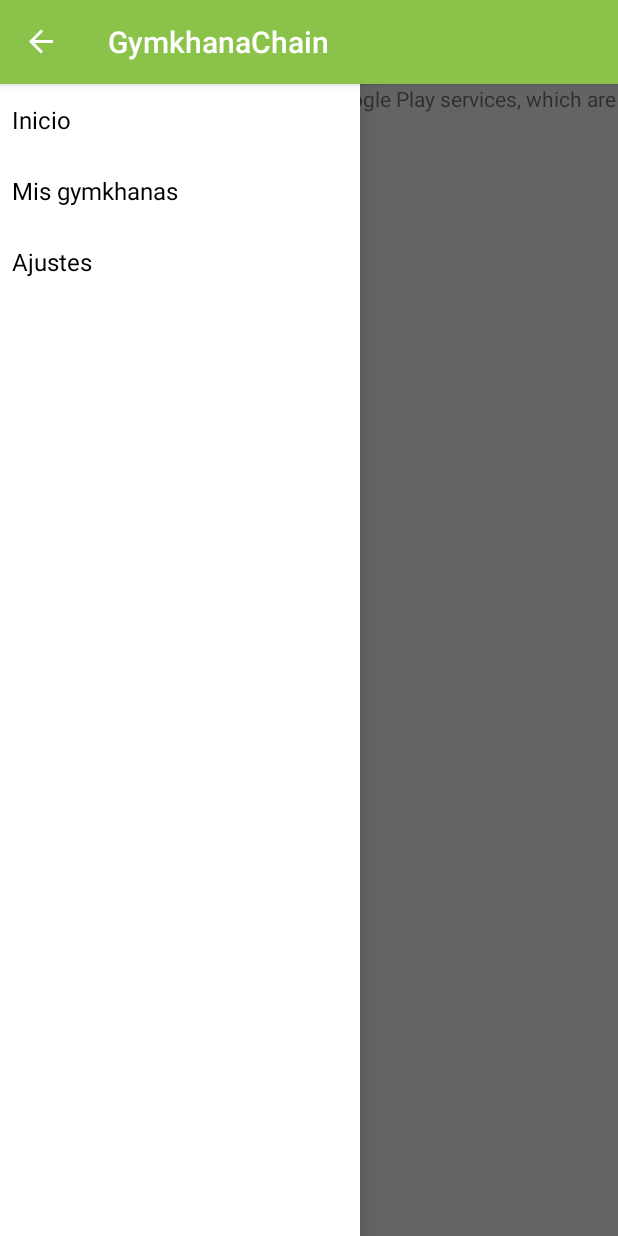
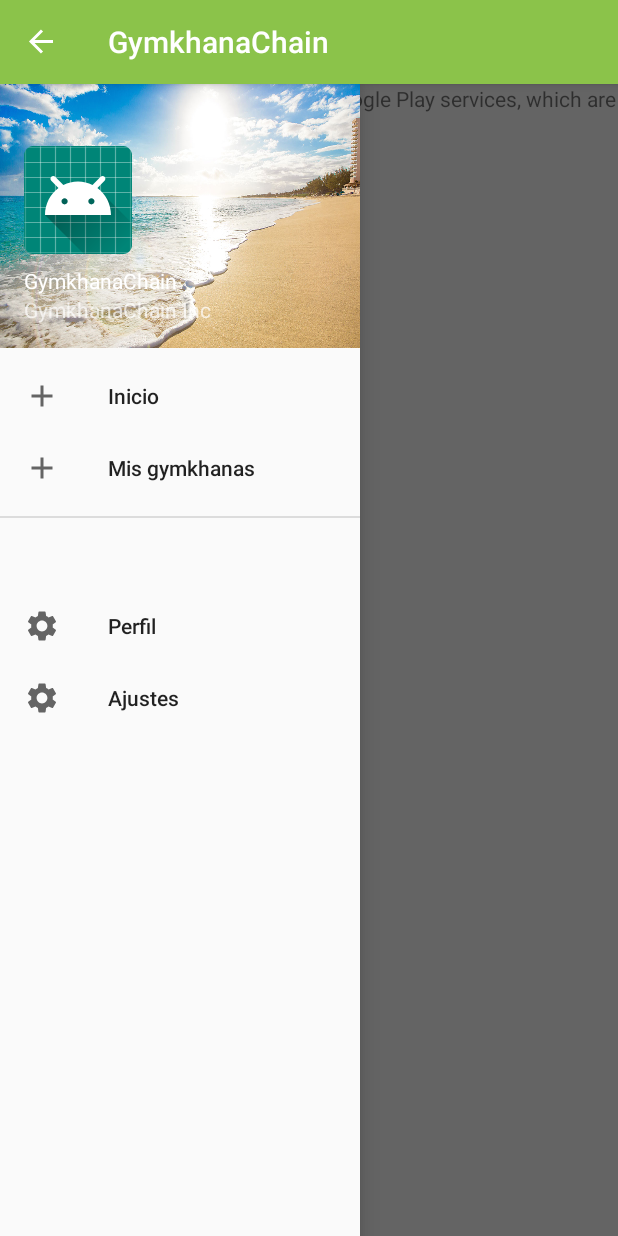
Before and after one commit to gymkhanachain/GymkhanaChain, an Android app: the screen it shows after launch (MainActivity), with the side drawer open, on a phone screen of 412 x 824 dp. Run offline under Robolectric (Android 15) with nearby library versions, the phone set to English and light mode, and no system bars.

Commit message:
Modificado el Drawer para mostar la cabecera arriba.

```diff
--- a/App/app/src/main/java/com/gymkhanachain/app/MainActivity.java
+++ b/App/app/src/main/java/com/gymkhanachain/app/MainActivity.java
@@ -2,9 +2,10 @@ package com.gymkhanachain.app;
 
 import android.content.Intent;
 import android.content.res.Configuration;
-import android.net.Uri;
 import android.os.Bundle;
+import android.support.annotation.NonNull;
 import android.support.annotation.Nullable;
+import android.support.design.widget.NavigationView;
 import android.support.v4.app.Fragment;
 import android.support.v4.app.FragmentManager;
 import android.support.v4.widget.DrawerLayout;
@@ -12,14 +13,12 @@ import android.support.v7.app.ActionBarDrawerToggle;
 import android.support.v7.app.AppCompatActivity;
 import android.view.MenuItem;
 import android.view.View;
-import android.widget.AdapterView;
-import android.widget.ArrayAdapter;
-import android.widget.ListView;
+import android.widget.Toast;
 
 import java.util.ArrayList;
 import java.util.List;
 
-public class MainActivity extends AppCompatActivity implements MapFragment.OnMapFragmentInteractionListener, ListGymkFragment.OnListGymkFragmentInteractionListener {
+public class MainActivity extends AppCompatActivity implements MapFragment.OnMapFragmentInteractionListener, ListGymkFragment.OnListGymkFragmentInteractionListener, NavigationView.OnNavigationItemSelectedListener {
 
     // Tags para identificar los distintos fragmentos de la Actividad
     private static final String MAP_FRAGMENT_TAG = "MapFragment";
@@ -27,7 +26,6 @@ public class MainActivity extends AppCompatActivity implements MapFragment.OnMap
 
     // Elementos del NavigationDrawer
     private DrawerLayout mDrawerLayout;
-    private ListView mDrawerList;
     private ActionBarDrawerToggle mDrawerToggle;
 
     // Lista de los fragmentos creados que gestiona esta actividad
@@ -41,14 +39,6 @@ public class MainActivity extends AppCompatActivity implements MapFragment.OnMap
         setContentView(R.layout.activity_main);
 
         mDrawerLayout = findViewById(R.id.drawer_layout);
-        mDrawerList = findViewById(R.id.left_drawer);
-
-        // Set the adapter for the list view
-        String[] drawerOptions = getResources().getStringArray(R.array.drawer_items);
-        mDrawerList.setAdapter(new ArrayAdapter<String>(this,
-                R.layout.support_simple_spinner_dropdown_item, drawerOptions));
-        // Set the list's click listener
-        mDrawerList.setOnItemClickListener(new DrawerItemClickListener());
 
         mDrawerLayout = findViewById(R.id.drawer_layout);
         mDrawerToggle = new ActionBarDrawerToggle(this, mDrawerLayout, R.string.drawer_open, R.string.drawer_close) {
@@ -66,6 +56,9 @@ public class MainActivity extends AppCompatActivity implements MapFragment.OnMap
         };
 
         mDrawerLayout.addDrawerListener(mDrawerToggle);
+
+        NavigationView navigationView = findViewById(R.id.nav_view);
+        navigationView.setNavigationItemSelectedListener(this);
 
         getSupportActionBar().setDisplayHomeAsUpEnabled(true);
         getSupportActionBar().setHomeButtonEnabled(true);
@@ -115,21 +108,14 @@ public class MainActivity extends AppCompatActivity implements MapFragment.OnMap
         startActivity(intent);
     }
 
-    // Listener para el NavigationDrawer, aquí hacemos la transición entre los distintos fragmentos
-    private class DrawerItemClickListener implements AdapterView.OnItemClickListener {
     @Override
-        public void onItemClick(AdapterView<?> parent, View view, int position, long id) {
-            selectItem(position);
-        }
-
-        private void selectItem(int position) {
-            String[] drawerOptions = getResources().getStringArray(R.array.drawer_items);
+    public boolean onNavigationItemSelected(@NonNull MenuItem menuItem) {
 
         FragmentManager fragmentManager = getSupportFragmentManager();
         Fragment fragment;
 
         // TODO Los elementos del switch deberían estar codificados en el archivo de strings
-            switch (drawerOptions[position]) {
+        switch (menuItem.getTitle().toString()) {
             case "Inicio": // MapFragment
                 fragment = fragmentManager.findFragmentByTag(MAP_FRAGMENT_TAG);
 
@@ -160,12 +146,12 @@ public class MainActivity extends AppCompatActivity implements MapFragment.OnMap
                 break;
             case "Ajustes":
                 // TODO Aquí lanzamos SettingsActivity
+                Toast.makeText(getApplicationContext(), "Lanzar ajustes", Toast.LENGTH_SHORT).show();
                 break;
         }
 
-            mDrawerList.setItemChecked(position, true);
-            setTitle(drawerOptions[position]);
-            mDrawerLayout.closeDrawer(mDrawerList);
+        mDrawerLayout.closeDrawer(findViewById(R.id.nav_view));
+
+        return false;
     }
 }
-}
--- /dev/null
+++ b/App/app/src/main/res/drawable/ic_baseline_settings_20px.xml
@@ -0,0 +1,4 @@
+<vector android:height="24dp" android:viewportHeight="20"
+    android:viewportWidth="20" android:width="24dp" xmlns:android="http://schemas.android.com/apk/res/android">
+    <path android:fillColor="#FF000000" android:pathData="M15.95,10.78c0.03,-0.25 0.05,-0.51 0.05,-0.78s-0.02,-0.53 -0.06,-0.78l1.69,-1.32c0.15,-0.12 0.19,-0.34 0.1,-0.51l-1.6,-2.77c-0.1,-0.18 -0.31,-0.24 -0.49,-0.18l-1.99,0.8c-0.42,-0.32 -0.86,-0.58 -1.35,-0.78L12,2.34c-0.03,-0.2 -0.2,-0.34 -0.4,-0.34H8.4c-0.2,0 -0.36,0.14 -0.39,0.34l-0.3,2.12c-0.49,0.2 -0.94,0.47 -1.35,0.78l-1.99,-0.8c-0.18,-0.07 -0.39,0 -0.49,0.18l-1.6,2.77c-0.1,0.18 -0.06,0.39 0.1,0.51l1.69,1.32c-0.04,0.25 -0.07,0.52 -0.07,0.78s0.02,0.53 0.06,0.78L2.37,12.1c-0.15,0.12 -0.19,0.34 -0.1,0.51l1.6,2.77c0.1,0.18 0.31,0.24 0.49,0.18l1.99,-0.8c0.42,0.32 0.86,0.58 1.35,0.78l0.3,2.12c0.04,0.2 0.2,0.34 0.4,0.34h3.2c0.2,0 0.37,-0.14 0.39,-0.34l0.3,-2.12c0.49,-0.2 0.94,-0.47 1.35,-0.78l1.99,0.8c0.18,0.07 0.39,0 0.49,-0.18l1.6,-2.77c0.1,-0.18 0.06,-0.39 -0.1,-0.51l-1.67,-1.32zM10,13c-1.65,0 -3,-1.35 -3,-3s1.35,-3 3,-3 3,1.35 3,3 -1.35,3 -3,3z"/>
+</vector>
--- a/App/app/src/main/res/layout/activity_main.xml
+++ b/App/app/src/main/res/layout/activity_main.xml
@@ -16,12 +16,13 @@
         app:layout_constraintTop_toTopOf="parent">
     </FrameLayout>
 
-    <ListView android:id="@+id/left_drawer"
+
+    <android.support.design.widget.NavigationView
+        android:id="@+id/nav_view"
         android:layout_width="240dp"
         android:layout_height="match_parent"
         android:layout_gravity="start"
-        android:choiceMode="singleChoice"
-        android:divider="@android:color/transparent"
-        android:dividerHeight="0dp"
-        android:background="#fff"/>
+        android:fitsSystemWindows="true"
+        app:headerLayout="@layout/drawer_header"
+        app:menu="@menu/drawer"/>
 </android.support.v4.widget.DrawerLayout>
--- /dev/null
+++ b/App/app/src/main/res/layout/drawer_header.xml
@@ -0,0 +1,36 @@
+<?xml version="1.0" encoding="utf-8"?>
+<LinearLayout xmlns:android="http://schemas.android.com/apk/res/android"
+    xmlns:app="http://schemas.android.com/apk/res-auto"
+    android:layout_width="match_parent"
+    android:layout_height="176dp"
+    android:background="@drawable/beach"
+    android:gravity="bottom"
+    android:orientation="vertical"
+    android:paddingLeft="@dimen/activity_horizontal_margin"
+    android:paddingTop="@dimen/activity_vertical_margin"
+    android:paddingRight="@dimen/activity_horizontal_margin"
+    android:paddingBottom="@dimen/activity_vertical_margin"
+    android:theme="@style/ThemeOverlay.AppCompat.Dark">
+
+    <ImageView
+        android:id="@+id/imageView"
+        android:layout_width="wrap_content"
+        android:layout_height="wrap_content"
+        android:contentDescription="Header"
+        android:paddingTop="8dp"
+        app:srcCompat="@mipmap/ic_launcher_round" />
+
+    <TextView
+        android:layout_width="match_parent"
+        android:layout_height="wrap_content"
+        android:paddingTop="8dp"
+        android:text="GymkhanaChain"
+        android:textAppearance="@style/TextAppearance.AppCompat.Body1" />
+
+    <TextView
+        android:id="@+id/textView"
+        android:layout_width="wrap_content"
+        android:layout_height="wrap_content"
+        android:text="GymkhanaChain Inc" />
+
+</LinearLayout>
--- /dev/null
+++ b/App/app/src/main/res/menu/drawer.xml
@@ -0,0 +1,30 @@
+<?xml version="1.0" encoding="utf-8"?>
+<menu xmlns:android="http://schemas.android.com/apk/res/android"
+    xmlns:tools="http://schemas.android.com/tools"
+    tools:showIn="navigation_view">
+
+    <group android:checkableBehavior="single">
+        <item
+            android:id="@+id/nav_start"
+            android:icon="@drawable/ic_baseline_add_24px"
+            android:title="@string/nav_start" />
+        <item
+            android:id="@+id/nav_my_gymk"
+            android:icon="@drawable/ic_baseline_add_24px"
+            android:title="@string/nav_my_gymk" />
+    </group>
+
+    <item android:title="">
+        <menu>
+            <item
+                android:id="@+id/nav_profile"
+                android:icon="@drawable/ic_baseline_settings_20px"
+                android:title="Perfil" />
+            <item
+                android:id="@+id/nav_share"
+                android:icon="@drawable/ic_baseline_settings_20px"
+                android:title="@string/nav_settings" />
+        </menu>
+    </item>
+
+</menu>
--- a/App/app/src/main/res/values/strings.xml
+++ b/App/app/src/main/res/values/strings.xml
@@ -19,6 +19,9 @@
     <string name="tv_gymk_type">Tipo de gymkhana</string>
     <string name="sw_accessibility">Accesibilidad</string>
     <string name="imb_edit_gymk_img">Editar imagen de gymkhana</string>
+    <string name="nav_my_gymk">Mis gymkhanas</string>
+    <string name="nav_start">Inicio</string>
+    <string name="nav_settings">Ajustes</string>
 
     <array name="drawer_items">
         <item>Inicio</item>
```
Lines whose indentation alone changed are shown as unchanged.
